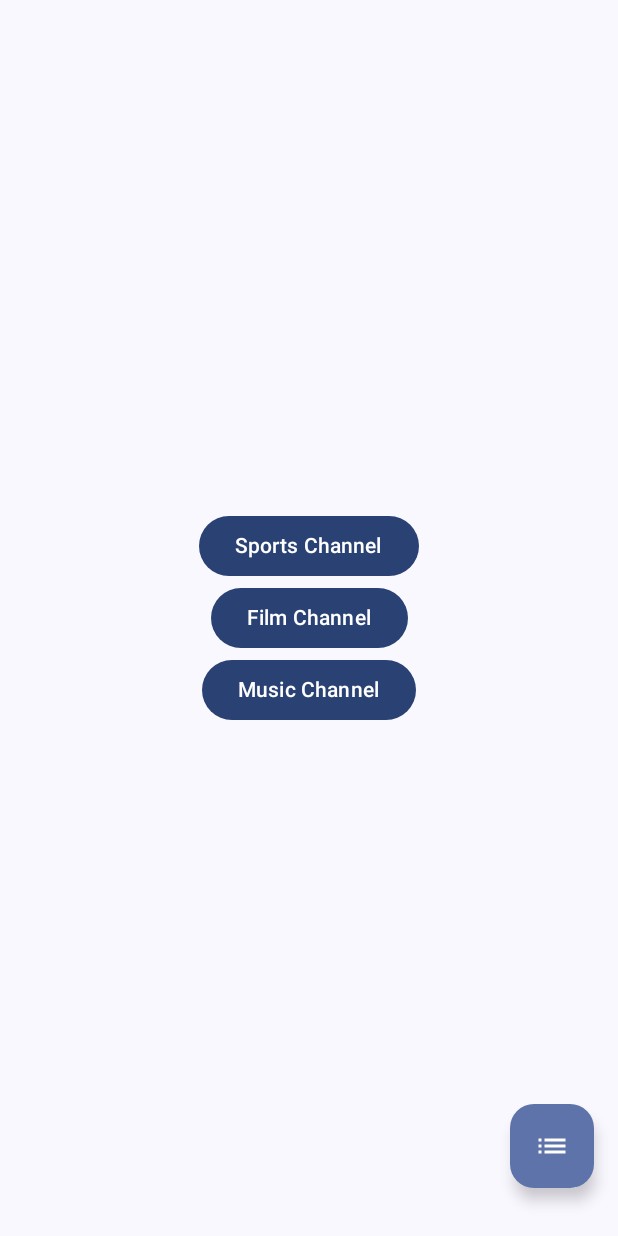
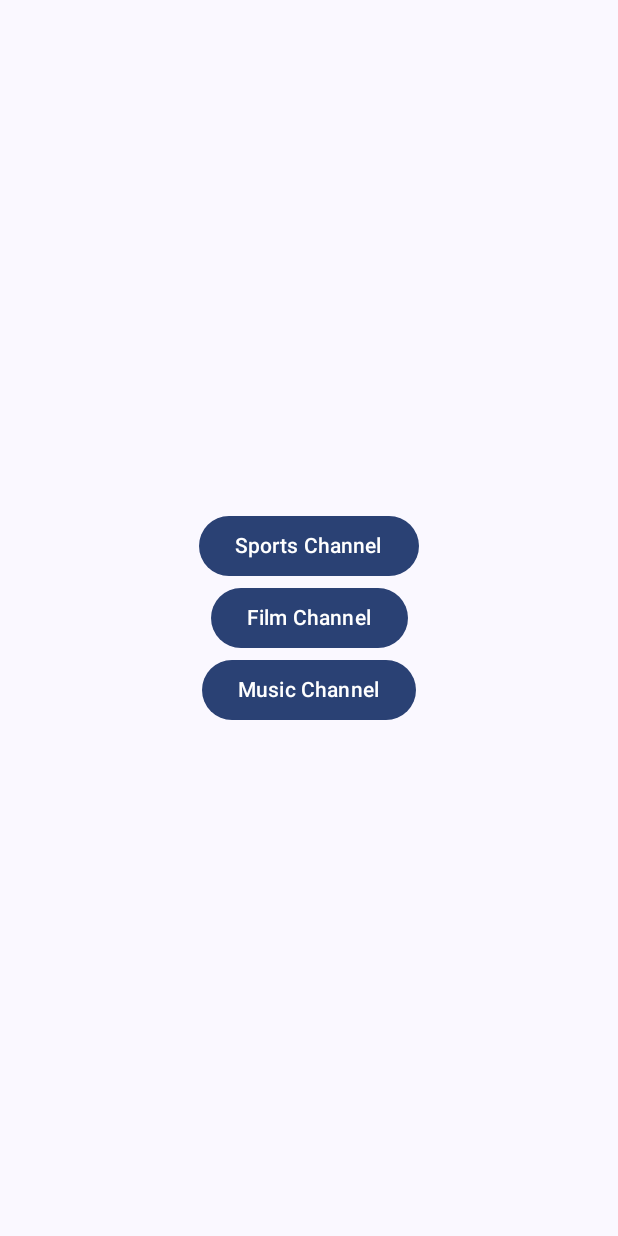
Before and after one commit to SelecaoGlobocom/fabio-cavallari, an Android app built with Jetpack Compose: the screen it shows after launch (MainActivity), on a phone screen of 412 x 824 dp. Run offline under Robolectric (Android 15) with nearby library versions, the phone set to English and light mode, and no system bars; our stand-ins replace Room's generated code; 2 statements that could not run were skipped.

Commit message:
remove debug fab

```diff
--- a/DataTrackApp/app/src/main/java/com/example/datatrackapp/presentation/activity/MainActivity.kt
+++ b/DataTrackApp/app/src/main/java/com/example/datatrackapp/presentation/activity/MainActivity.kt
@@ -5,26 +5,13 @@ import androidx.activity.ComponentActivity
 import androidx.activity.compose.setContent
 import androidx.activity.enableEdgeToEdge
 import androidx.compose.foundation.layout.Box
-import androidx.compose.foundation.layout.Column
-import androidx.compose.foundation.layout.Spacer
 import androidx.compose.foundation.layout.fillMaxSize
-import androidx.compose.foundation.layout.height
 import androidx.compose.foundation.layout.padding
-import androidx.compose.material.icons.Icons
-import androidx.compose.material.icons.automirrored.filled.List
-import androidx.compose.material3.FloatingActionButton
-import androidx.compose.material3.Icon
 import androidx.compose.material3.Scaffold
-import androidx.compose.runtime.rememberCoroutineScope
 import androidx.compose.ui.Modifier
-import androidx.compose.ui.unit.dp
 import androidx.navigation.compose.rememberNavController
-import com.example.datatrackapp.data.dao.HitDao
-import com.example.datatrackapp.plataform.utils.Logger
 import com.example.datatrackapp.presentation.navigation.DataTrackNavHost
 import com.example.datatrackapp.presentation.theme.DataTrackAppTheme
-import kotlinx.coroutines.launch
-import org.koin.android.ext.android.get
 import org.koin.androidx.compose.KoinAndroidContext
 
 class MainActivity : ComponentActivity() {
@@ -33,32 +20,10 @@ class MainActivity : ComponentActivity() {
         enableEdgeToEdge()
         setContent {
             val navHostController = rememberNavController()
-            val coroutineScope = rememberCoroutineScope()
             DataTrackAppTheme {
                 KoinAndroidContext {
                     Scaffold(
                         modifier = Modifier.Companion.fillMaxSize(),
-                        floatingActionButton = {
-                            Column {
-                                FloatingActionButton(
-                                    onClick = {
-                                        val hitDao: HitDao = get()
-                                        coroutineScope.launch {
-                                            val hits = hitDao.getAllHits()
-                                            hits.forEach { Logger.log(it) }
-                                        }
-                                        Logger.log("show hits")
-                                    }
-                                ) {
-                                    Icon(
-                                        imageVector = Icons.AutoMirrored.Filled.List,
-                                        contentDescription = "Show Hits"
-                                    )
-                                }
-                                Spacer(Modifier.Companion.height(16.dp))
-                            }
-
-                        },
                     ) { innerPadding ->
                         Box(Modifier.Companion.padding(innerPadding)) {
                             DataTrackNavHost(navHostController)
```
